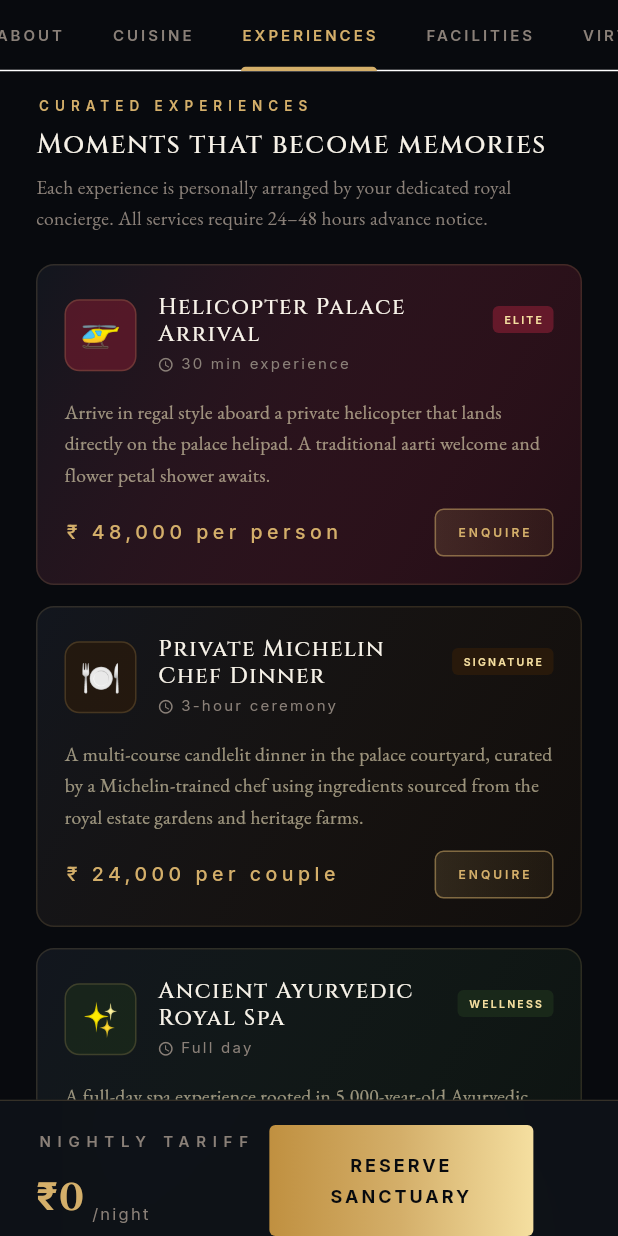
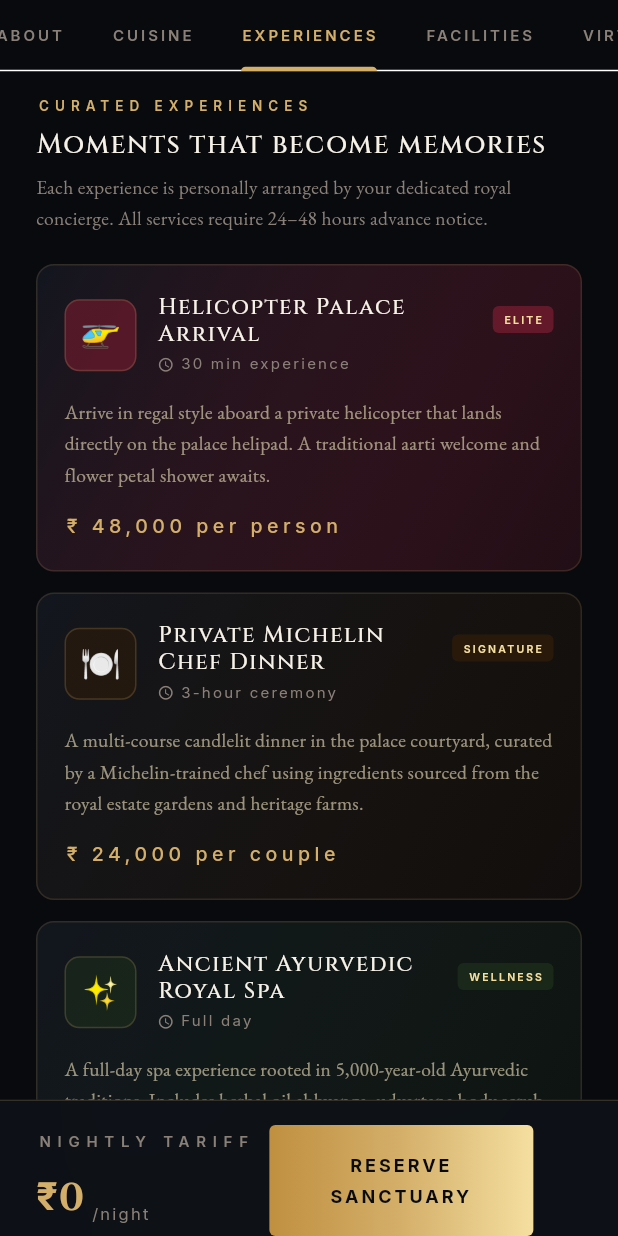
Before and after one commit to Jeevan-04/Atithya, a Flutter app: the DossierScreen screen opened directly with empty values, tab 3 chosen, scrolled down 576 dp, on a phone screen of 412 x 824 dp. Run offline on Flutter 3.47's test engine with Material 3 defaults, Android fonts, the phone set to English and light mode, and no system bars; drawn by our look-alikes of flutter_animate; our stand-ins replace cached_network_image, flutter_riverpod, geolocator, google_fonts, qr_flutter, share_plus and 3 more; missing offline and left inert: dart:html, dart:js_interop, dart:ui_web, mobile_scanner; accounts and stored records are empty; network calls fail.

Commit message:
fix: remove ENQUIRE button from experiences, fix pre-arrival double /api/ URL, remove staffOnly from QR verify

```diff
--- a/lib/features/booking/pre_arrival_form_screen.dart
+++ b/lib/features/booking/pre_arrival_form_screen.dart
@@ -111,7 +111,7 @@ class _PreArrivalFormScreenState extends State<PreArrivalFormScreen> {
     HapticFeedback.mediumImpact();
     setState(() => _submitting = true);
     try {
-      await ApiClient().put('/api/bookings/${_b['_id']}/pre-arrival', {
+      await apiClient.put('/bookings/${_b['_id']}/pre-arrival', {
         'guestNames':         _guestNames.map((c) => c.text.trim()).toList(),
         'idNumbers':          _guestIds.map((c) => c.text.trim()).toList(),
         'estimatedETA':       _etaCtrl.text.trim(),
--- a/lib/features/dossier/dossier_screen.dart
+++ b/lib/features/dossier/dossier_screen.dart
@@ -969,34 +969,7 @@ class _DossierScreenState extends ConsumerState<DossierScreen>
                           color: AtithyaColors.parchment.withValues(alpha: 0.7), fontSize: 13, height: 1.6),
                       maxLines: 3, overflow: TextOverflow.ellipsis),
                   const SizedBox(height: 12),
-                  Row(
-                    mainAxisAlignment: MainAxisAlignment.spaceBetween,
-                    children: [
-                      Text(exp['price']!, style: AtithyaTypography.labelSmall.copyWith(fontSize: 13)),
-                      GestureDetector(
-                        onTap: () => showModalBottomSheet(
-                          context: context,
-                          isScrollControlled: true,
-                          backgroundColor: Colors.transparent,
-                          barrierColor: Colors.transparent,
-                          builder: (_) => const ConciergeModal(),
-                        ),
-                        child: Container(
-                          padding: const EdgeInsets.symmetric(horizontal: 14, vertical: 8),
-                          decoration: BoxDecoration(
-                            gradient: LinearGradient(
-                              colors: [AtithyaColors.imperialGold.withValues(alpha: 0.15), AtithyaColors.burnishedGold.withValues(alpha: 0.08)],
-                            ),
-                            border: Border.all(color: AtithyaColors.imperialGold.withValues(alpha: 0.5)),
-                            borderRadius: BorderRadius.circular(6),
-                          ),
-                          child: Text('ENQUIRE',
-                              style: AtithyaTypography.labelMicro.copyWith(
-                                  color: AtithyaColors.imperialGold, fontSize: 8, letterSpacing: 2)),
-                        ),
-                      ),
-                    ],
-                  ),
+                  Text(exp['price']!, style: AtithyaTypography.labelSmall.copyWith(fontSize: 13)),
                 ],
               ),
             ).animate(delay: (i * 60).ms).fadeIn(duration: 500.ms).slideY(begin: 0.05, end: 0);
```
Also changed, not shown: 1 other file.
